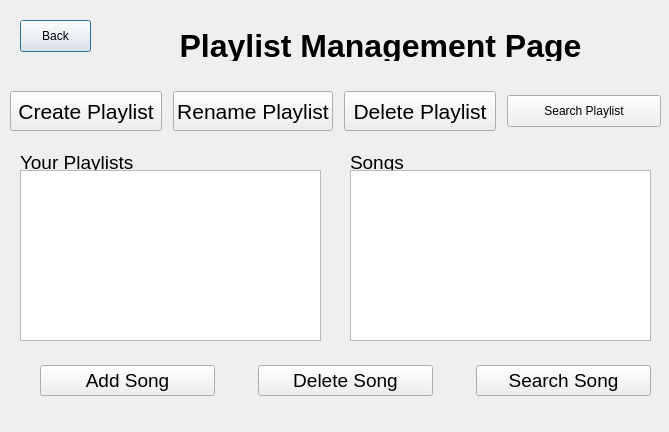
First picture: the form in Music-Manager/playlistmanagement.ui, repository david-boules/Music-Playlist-Manager, before the edit.
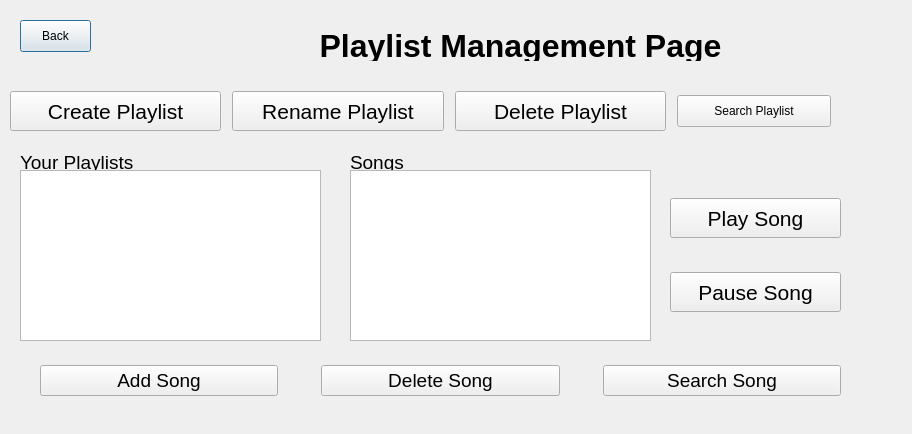
Second picture: the form after the edit.

Commit message: Enhanced play functionality and statistics tracking

Diff of the .ui file:
```diff
--- a/Music-Manager/playlistmanagement.ui
+++ b/Music-Manager/playlistmanagement.ui
@@ -6,8 +6,8 @@
    <rect>
     <x>0</x>
     <y>0</y>
-    <width>669</width>
-    <height>432</height>
+    <width>912</width>
+    <height>434</height>
    </rect>
   </property>
   <property name="windowTitle">
@@ -87,7 +87,7 @@
   <widget class="QLabel" name="label_PMTitle">
    <property name="geometry">
     <rect>
-     <x>100</x>
+     <x>240</x>
      <y>30</y>
      <width>561</width>
      <height>31</height>
@@ -112,7 +112,7 @@
     <rect>
      <x>10</x>
      <y>90</y>
-     <width>651</width>
+     <width>821</width>
      <height>42</height>
     </rect>
    </property>
@@ -203,7 +203,7 @@
     <rect>
      <x>40</x>
      <y>360</y>
-     <width>611</width>
+     <width>801</width>
      <height>41</height>
     </rect>
    </property>
@@ -252,6 +252,56 @@
     </item>
    </layout>
   </widget>
+  <widget class="QWidget" name="">
+   <property name="geometry">
+    <rect>
+     <x>670</x>
+     <y>170</y>
+     <width>171</width>
+     <height>171</height>
+    </rect>
+   </property>
+   <layout class="QVBoxLayout" name="verticalLayout">
+    <item>
+     <widget class="QPushButton" name="play_song">
+      <property name="minimumSize">
+       <size>
+        <width>120</width>
+        <height>40</height>
+       </size>
+      </property>
+      <property name="font">
+       <font>
+        <family>Arial</family>
+        <pointsize>16</pointsize>
+       </font>
+      </property>
+      <property name="text">
+       <string>Play Song</string>
+      </property>
+     </widget>
+    </item>
+    <item>
+     <widget class="QPushButton" name="pause_song">
+      <property name="minimumSize">
+       <size>
+        <width>120</width>
+        <height>40</height>
+       </size>
+      </property>
+      <property name="font">
+       <font>
+        <family>Arial</family>
+        <pointsize>16</pointsize>
+       </font>
+      </property>
+      <property name="text">
+       <string>Pause Song</string>
+      </property>
+     </widget>
+    </item>
+   </layout>
+  </widget>
  </widget>
  <resources/>
  <connections/>
```
The commit also changes 40 other files.
